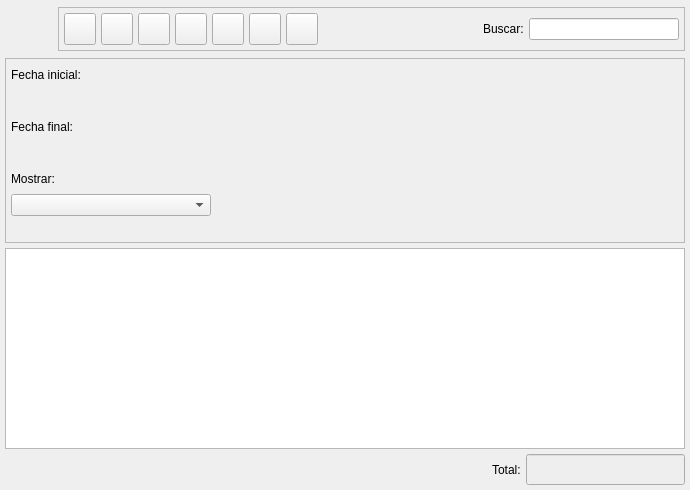
First picture: the form in bulmages/bulmafact/src/facturasplistbase.ui, repository eboladev/Bulmages-1, before the edit.
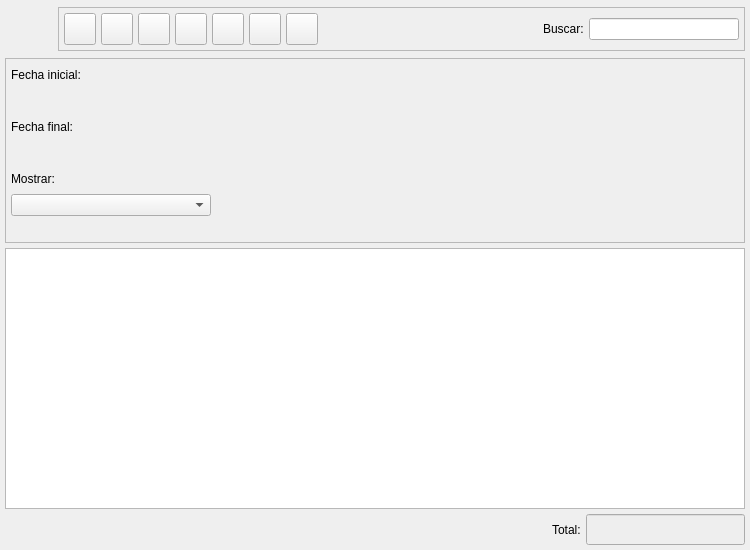
Second picture: the form after the edit. Icons and pictures are not drawn. Custom widgets are drawn as their Qt base class.

Diff of the .ui file:
```diff
--- a/bulmages/bulmafact/src/facturasplistbase.ui
+++ b/bulmages/bulmafact/src/facturasplistbase.ui
@@ -9,8 +9,8 @@
    <rect>
     <x>0</x>
     <y>0</y>
-    <width>690</width>
-    <height>490</height>
+    <width>750</width>
+    <height>550</height>
    </rect>
   </property>
   <property name="windowTitle" >
@@ -23,7 +23,19 @@
    <property name="margin" >
     <number>5</number>
    </property>
-   <property name="spacing" >
+   <property name="topMargin" >
+    <number>5</number>
+   </property>
+   <property name="rightMargin" >
+    <number>5</number>
+   </property>
+   <property name="bottomMargin" >
+    <number>5</number>
+   </property>
+   <property name="horizontalSpacing" >
+    <number>5</number>
+   </property>
+   <property name="verticalSpacing" >
     <number>5</number>
    </property>
    <item row="1" column="0" >
@@ -44,7 +56,19 @@
       <property name="margin" >
        <number>5</number>
       </property>
-      <property name="spacing" >
+      <property name="topMargin" >
+       <number>5</number>
+      </property>
+      <property name="rightMargin" >
+       <number>5</number>
+      </property>
+      <property name="bottomMargin" >
+       <number>5</number>
+      </property>
+      <property name="horizontalSpacing" >
+       <number>5</number>
+      </property>
+      <property name="verticalSpacing" >
        <number>5</number>
       </property>
       <item rowspan="7" row="0" column="1" >
@@ -58,9 +82,7 @@
         <item>
          <widget class="BusquedaArticulo" native="1" name="m_articulo" >
           <property name="sizePolicy" >
-           <sizepolicy>
-            <hsizetype>7</hsizetype>
-            <vsizetype>5</vsizetype>
+           <sizepolicy vsizetype="Preferred" hsizetype="Expanding" >
             <horstretch>0</horstretch>
             <verstretch>0</verstretch>
            </sizepolicy>
@@ -70,9 +92,7 @@
         <item>
          <widget class="BusquedaProveedor" native="1" name="m_proveedor" >
           <property name="sizePolicy" >
-           <sizepolicy>
-            <hsizetype>7</hsizetype>
-            <vsizetype>5</vsizetype>
+           <sizepolicy vsizetype="Preferred" hsizetype="Expanding" >
             <horstretch>0</horstretch>
             <verstretch>0</verstretch>
            </sizepolicy>
@@ -221,9 +241,7 @@
         <bool>true</bool>
        </property>
        <property name="sizePolicy" >
-        <sizepolicy>
-         <hsizetype>5</hsizetype>
-         <vsizetype>0</vsizetype>
+        <sizepolicy vsizetype="Fixed" hsizetype="Preferred" >
          <horstretch>0</horstretch>
          <verstretch>0</verstretch>
         </sizepolicy>
@@ -325,9 +343,7 @@
      <item>
       <widget class="QFrame" name="m_botonera" >
        <property name="sizePolicy" >
-        <sizepolicy>
-         <hsizetype>7</hsizetype>
-         <vsizetype>0</vsizetype>
+        <sizepolicy vsizetype="Fixed" hsizetype="Expanding" >
          <horstretch>0</horstretch>
          <verstretch>0</verstretch>
         </sizepolicy>
@@ -660,9 +676,7 @@
         <item>
          <widget class="QLineEdit" name="m_filtro" >
           <property name="sizePolicy" >
-           <sizepolicy>
-            <hsizetype>5</hsizetype>
-            <vsizetype>0</vsizetype>
+           <sizepolicy vsizetype="Fixed" hsizetype="Preferred" >
             <horstretch>0</horstretch>
             <verstretch>0</verstretch>
            </sizepolicy>
```
Left out of the diff: 82 changed lines with no effect on the pictures.
